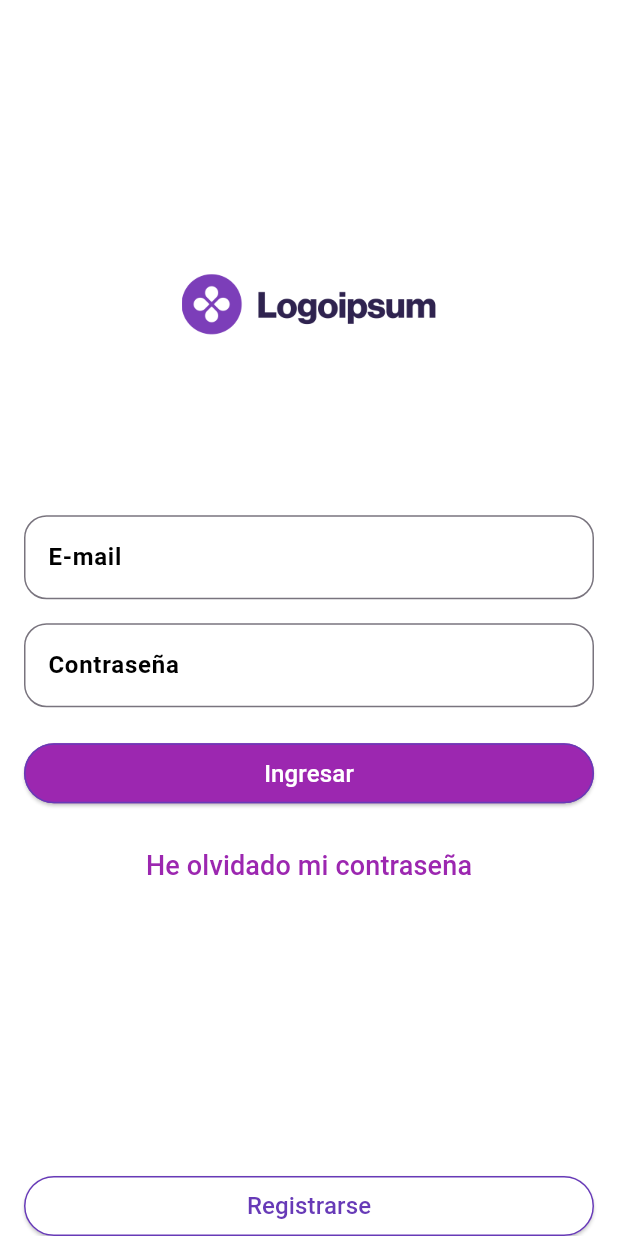
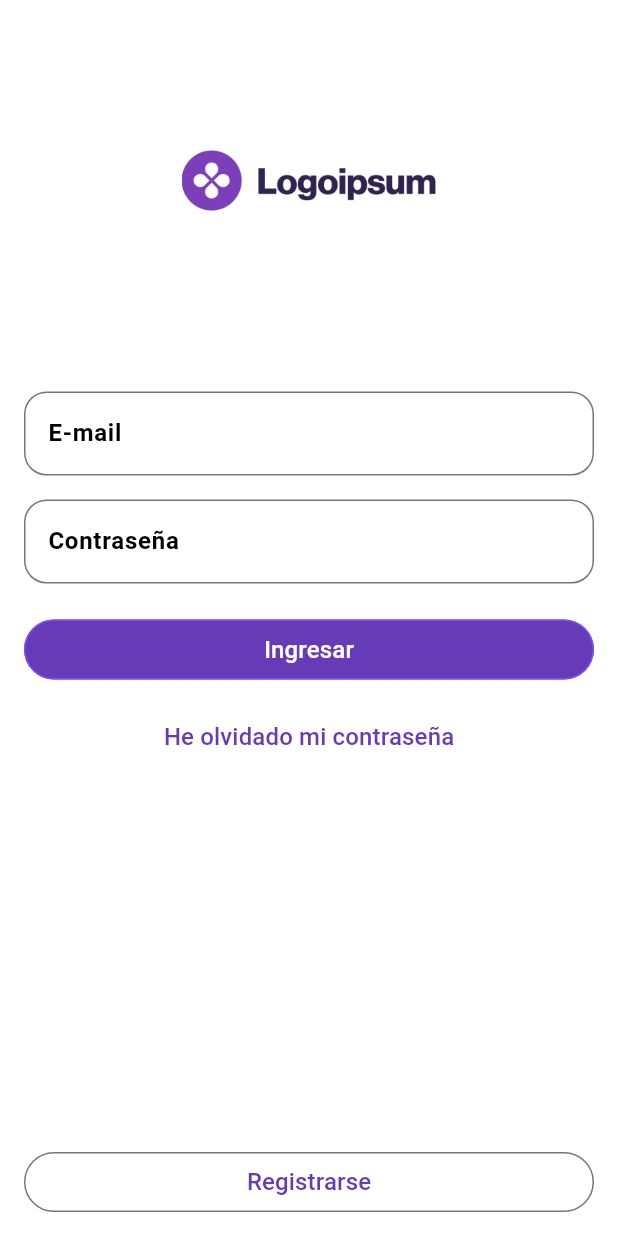
Before and after one commit to Chsebas98/eels_course, a Flutter app: the screen it shows after launch, on a phone screen of 412 x 824 dp. Run offline on Flutter 3.47's test engine with Material 3 defaults, Android fonts, the phone set to English and light mode, and no system bars.

Commit message:
feat: botones cambiados y divididos segun funcionalidad

```diff
--- a/fliutter_aps/scanner_app/lib/core/application.dart
+++ b/fliutter_aps/scanner_app/lib/core/application.dart
@@ -25,6 +25,7 @@ class MyApp extends StatelessWidget {
               ModalRoute.of(context)!.settings.arguments as DataInterface;
           return PickUpServiceScreen(dataService: data);
         },
+        '/recupera-psw': (context) => RecuperaPasswordScreen(),
       },
     );
   }
--- a/fliutter_aps/scanner_app/lib/core/utils/utils.dart
+++ b/fliutter_aps/scanner_app/lib/core/utils/utils.dart
@@ -1,2 +1,2 @@
-export 'package:scanner_app/core/utils/formValidators.dart';
+export 'package:scanner_app/core/utils/form_validators.dart';
 export './data.dart';
--- a/fliutter_aps/scanner_app/lib/presentation/screens/protected/details_screen.dart
+++ b/fliutter_aps/scanner_app/lib/presentation/screens/protected/details_screen.dart
@@ -165,12 +165,10 @@ class _DetailsStructureState extends State<_DetailsStructure> {
 
           // const SizedBox(height: 50),
           const Spacer(),
-          CustomButtonDefault(
+          PrimaryButton(
             description: 'Agendar Servicio',
             widthButton: double.infinity,
-            colorButton: Colors.deepPurple,
             heightButton: 40,
-            hasIcon: false,
             isDisabled: false,
             action: () => Navigator.pushNamed(
               context,
--- a/fliutter_aps/scanner_app/lib/presentation/screens/protected/pick_up_service_screen.dart
+++ b/fliutter_aps/scanner_app/lib/presentation/screens/protected/pick_up_service_screen.dart
@@ -145,13 +145,11 @@ class _PickUpStructureState extends State<_PickUpStructure> {
                   style: TextStyle(color: Colors.red, fontSize: 12),
                 ),
               const Spacer(),
-              CustomButtonDefault(
+              PrimaryButton(
                 description: 'Agendar Servicio',
                 widthButton: double.infinity,
                 heightButton: 40,
-                hasIcon: false,
                 isDisabled: false,
-                colorButton: Colors.deepPurple,
                 action: () {
                   if (_buyServiceFormKey.currentState!.validate() &&
                       _isChecked) {
--- a/fliutter_aps/scanner_app/lib/presentation/screens/screens.dart
+++ b/fliutter_aps/scanner_app/lib/presentation/screens/screens.dart
@@ -1,3 +1,4 @@
+export 'package:scanner_app/presentation/screens/unprotected/recupera_password_screen.dart';
 export 'package:scanner_app/presentation/screens/protected/pick_up_service_screen.dart';
 export 'package:scanner_app/presentation/screens/protected/details_screen.dart';
 export 'package:scanner_app/presentation/screens/protected/home_screen.dart';
--- a/fliutter_aps/scanner_app/lib/presentation/screens/unprotected/login_screen.dart
+++ b/fliutter_aps/scanner_app/lib/presentation/screens/unprotected/login_screen.dart
@@ -11,6 +11,18 @@ class LoginScreen extends StatelessWidget {
     return Scaffold(
       backgroundColor: Colors.white,
       body: _LoginControllerScreen(),
+      bottomNavigationBar: SafeArea(
+        child: Padding(
+          padding: const EdgeInsets.all(16.0),
+          child: ThernaryButton(
+            description: 'Registrarse',
+            widthButton: double.infinity,
+            heightButton: 40,
+            isDisabled: false,
+            action: () => Navigator.pushNamed(context, '/register'),
+          ),
+        ),
+      ),
     );
   }
 }
@@ -44,17 +56,17 @@ class _LoginStructureScreenState extends State<_LoginStructureScreen> {
   @override
   Widget build(BuildContext context) {
     return SafeArea(
+      child: SingleChildScrollView(
+        physics: AlwaysScrollableScrollPhysics(),
         child: Form(
           key: _loginFormKey,
           child: Container(
             padding: EdgeInsets.symmetric(horizontal: 16),
             width: double.infinity,
-          height: double.infinity,
-          alignment: Alignment.center,
             child: Column(
               mainAxisAlignment: MainAxisAlignment.center,
               children: [
-              const Spacer(),
+                const SizedBox(height: 100),
                 Image.asset(
                   'assets/png/iconLogo.png',
                   height: 41,
@@ -72,11 +84,7 @@ class _LoginStructureScreenState extends State<_LoginStructureScreen> {
                       mail = value;
                     });
                   },
-                onSubmitted: (value) {
-                  if (kDebugMode) {
-                    print('Submit $value');
-                  }
-                },
+
                   validator: (value) {
                     final validator = Formvalidators.isValidMail(mail);
                     return validator.isValid ? null : validator.message;
@@ -99,6 +107,9 @@ class _LoginStructureScreenState extends State<_LoginStructureScreen> {
                     if (kDebugMode) {
                       print('Saved $newValue');
                     }
+                    if (_loginFormKey.currentState!.validate()) {
+                      Navigator.pushNamed(context, '/home');
+                    }
                   },
                   validator: (value) {
                     final validator = Formvalidators.isValidPassword(psw);
@@ -106,11 +117,10 @@ class _LoginStructureScreenState extends State<_LoginStructureScreen> {
                   },
                 ),
                 SizedBox(height: 24),
-              CustomButtonDefault(
+                PrimaryButton(
                   description: 'Ingresar',
                   widthButton: double.infinity,
                   heightButton: 40,
-                hasIcon: false,
                   isDisabled: false,
                   action: () {
                     if (_loginFormKey.currentState!.validate()) {
@@ -119,25 +129,24 @@ class _LoginStructureScreenState extends State<_LoginStructureScreen> {
                   },
                 ),
                 SizedBox(height: 18),
-              TextButton(
-                onPressed: () {},
-                child: Text(
-                  'He olvidado mi contraseña',
-                  style: TextStyle(fontSize: 18, color: Colors.purple),
-                ),
-              ),
-              const Spacer(),
-              CustomButtonDefault(
-                description: 'Registrarse',
-                colorText: Colors.deepPurple,
-                colorButton: Colors.white,
+                SecondaryButton(
+                  description: 'He olvidado mi contraseña',
                   widthButton: double.infinity,
                   heightButton: 40,
-                hasIcon: false,
                   isDisabled: false,
-                action: () => Navigator.pushNamed(context, '/register'),
+                  action: () => Navigator.pushNamed(context, '/recupera-psw'),
                 ),
+
+                // const Spacer(),
+                // ThernaryButton(
+                //   description: 'Registrarse',
+                //   widthButton: double.infinity,
+                //   heightButton: 40,
+                //   isDisabled: false,
+                //   action: () => Navigator.pushNamed(context, '/register'),
+                // ),
               ],
+            ),
           ),
         ),
       ),
--- /dev/null
+++ b/fliutter_aps/scanner_app/lib/presentation/screens/unprotected/recupera_password_screen.dart
@@ -0,0 +1,15 @@
+import 'package:flutter/material.dart';
+import 'package:scanner_app/presentation/widgets/widgets.dart';
+
+class RecuperaPasswordScreen extends StatelessWidget {
+  const RecuperaPasswordScreen({super.key});
+
+  @override
+  Widget build(BuildContext context) {
+    return const Scaffold(
+      backgroundColor: Colors.white,
+      appBar: CustomAppbar(title: 'Recupera Contraseña', route: '/login'),
+      body: Center(child: Text('AQUI VA LA RECUPERACION DE CONTRASEÑA')),
+    );
+  }
+}
--- a/fliutter_aps/scanner_app/lib/presentation/screens/unprotected/register_screen.dart
+++ b/fliutter_aps/scanner_app/lib/presentation/screens/unprotected/register_screen.dart
@@ -113,11 +113,10 @@ class _RegisterStructureState extends State<_RegisterStructure> {
               },
             ),
             SizedBox(height: 24),
-            CustomButtonDefault(
+            PrimaryButton(
               description: 'Registrarse',
               widthButton: double.infinity,
               heightButton: 40,
-              hasIcon: false,
               isDisabled: false,
               action: () {
                 if (_registerFormKey.currentState!.validate()) {
--- a/fliutter_aps/scanner_app/lib/presentation/widgets/buttons/custom_button.dart
+++ b/fliutter_aps/scanner_app/lib/presentation/widgets/buttons/primary_button.dart
@@ -1,29 +1,25 @@
 import 'package:flutter/material.dart';
 
-class CustomButtonDefault extends StatelessWidget {
-  const CustomButtonDefault({
+class PrimaryButton extends StatelessWidget {
+  const PrimaryButton({
     super.key,
     this.action,
     required this.description,
-    this.colorButton = Colors.purple,
     required this.widthButton,
     required this.heightButton,
-    required this.hasIcon,
     required this.isDisabled,
+    // required this.hasIcon,
     this.icon,
-    this.colorText = Colors.white,
-    this.colorBorder = Colors.deepPurple,
   });
-
   final VoidCallback? action;
   final String description;
-  final Color colorText;
-  final Color colorButton;
-  final Color colorBorder;
+  // final Color colorText;
+  // final Color colorButton;
+  // final Color colorBorder;
   final double widthButton;
   final double heightButton;
   final bool isDisabled;
-  final bool hasIcon;
+  // final bool hasIcon;
   final Icon? icon;
 
   @override
@@ -31,15 +27,17 @@ class CustomButtonDefault extends StatelessWidget {
     return SizedBox(
       width: widthButton,
       height: heightButton,
+
       child: ElevatedButton(
         style: ButtonStyle(
+          elevation: WidgetStatePropertyAll(0),
           backgroundColor: WidgetStatePropertyAll(
-            isDisabled ? Colors.black45 : colorButton,
+            isDisabled ? Colors.black45 : Colors.deepPurple,
           ),
           shape: WidgetStatePropertyAll(
             RoundedRectangleBorder(
               borderRadius: BorderRadius.circular(50),
-              side: BorderSide(color: colorBorder),
+              side: BorderSide(color: Colors.deepPurpleAccent),
             ),
           ),
         ),
@@ -48,11 +46,11 @@ class CustomButtonDefault extends StatelessWidget {
           mainAxisAlignment: MainAxisAlignment.center,
           crossAxisAlignment: CrossAxisAlignment.center,
           children: [
-            if (hasIcon) icon!,
+            // if (hasIcon) icon!,
             Text(
               description,
               style: TextStyle(
-                color: isDisabled ? Colors.black54 : colorText,
+                color: isDisabled ? Colors.black54 : Colors.white,
                 fontSize: 16,
               ),
             ),
--- /dev/null
+++ b/fliutter_aps/scanner_app/lib/presentation/widgets/buttons/secondary_button.dart
@@ -0,0 +1,63 @@
+import 'package:flutter/material.dart';
+
+class SecondaryButton extends StatelessWidget {
+  const SecondaryButton({
+    super.key,
+    this.action,
+    required this.description,
+    required this.widthButton,
+    required this.heightButton,
+    required this.isDisabled,
+    this.icon,
+  });
+
+  final VoidCallback? action;
+  final String description;
+  // final Color colorText;
+  // final Color colorButton;
+  // final Color colorBorder;
+  final double widthButton;
+  final double heightButton;
+  final bool isDisabled;
+  // final bool hasIcon;
+  final Icon? icon;
+
+  @override
+  Widget build(BuildContext context) {
+    return SizedBox(
+      width: widthButton,
+      height: heightButton,
+
+      child: ElevatedButton(
+        style: ButtonStyle(
+          elevation: WidgetStatePropertyAll(0),
+          backgroundColor: WidgetStatePropertyAll(
+            isDisabled ? Colors.black45 : Colors.white,
+          ),
+
+          shape: WidgetStatePropertyAll(
+            RoundedRectangleBorder(
+              borderRadius: BorderRadius.circular(50),
+              side: BorderSide(color: Colors.white),
+            ),
+          ),
+        ),
+        onPressed: isDisabled ? null : action,
+        child: Row(
+          mainAxisAlignment: MainAxisAlignment.center,
+          crossAxisAlignment: CrossAxisAlignment.center,
+          children: [
+            // if (hasIcon) icon!,
+            Text(
+              description,
+              style: TextStyle(
+                color: isDisabled ? Colors.black54 : Colors.deepPurple,
+                fontSize: 16,
+              ),
+            ),
+          ],
+        ),
+      ),
+    );
+  }
+}
--- /dev/null
+++ b/fliutter_aps/scanner_app/lib/presentation/widgets/buttons/thernary_button.dart
@@ -0,0 +1,60 @@
+import 'package:flutter/material.dart';
+
+class ThernaryButton extends StatelessWidget {
+  const ThernaryButton({
+    super.key,
+    this.action,
+    required this.description,
+    required this.widthButton,
+    required this.heightButton,
+    required this.isDisabled,
+    this.icon,
+  });
+
+  final VoidCallback? action;
+  final String description;
+  // final Color colorText;
+  // final Color colorButton;
+  // final Color colorBorder;
+  final double widthButton;
+  final double heightButton;
+  final bool isDisabled;
+  // final bool hasIcon;
+  final Icon? icon;
+
+  @override
+  Widget build(BuildContext context) {
+    return SizedBox(
+      width: widthButton,
+      height: heightButton,
+
+      child: OutlinedButton(
+        style: ButtonStyle(
+          elevation: WidgetStatePropertyAll(0),
+
+          shape: WidgetStatePropertyAll(
+            RoundedRectangleBorder(
+              borderRadius: BorderRadius.circular(50),
+              side: BorderSide(color: Colors.deepPurpleAccent),
+            ),
+          ),
+        ),
+        onPressed: isDisabled ? null : action,
+        child: Row(
+          mainAxisAlignment: MainAxisAlignment.center,
+          crossAxisAlignment: CrossAxisAlignment.center,
+          children: [
+            // if (hasIcon) icon!,
+            Text(
+              description,
+              style: TextStyle(
+                color: isDisabled ? Colors.black54 : Colors.deepPurple,
+                fontSize: 16,
+              ),
+            ),
+          ],
+        ),
+      ),
+    );
+  }
+}
--- a/fliutter_aps/scanner_app/lib/presentation/widgets/widgets.dart
+++ b/fliutter_aps/scanner_app/lib/presentation/widgets/widgets.dart
@@ -1,4 +1,6 @@
+export 'package:scanner_app/presentation/widgets/buttons/primary_button.dart';
+export 'package:scanner_app/presentation/widgets/buttons/secondary_button.dart';
+export 'package:scanner_app/presentation/widgets/buttons/thernary_button.dart';
 export 'package:scanner_app/presentation/widgets/cards/custom_cards.dart';
-export 'package:scanner_app/presentation/widgets/buttons/custom_button.dart';
 export 'package:scanner_app/presentation/widgets/inputs/custom_input.dart';
 export 'package:scanner_app/presentation/widgets/appbar/custom_appbar.dart';
```
Also changed, not shown: fliutter_aps/scanner_app/lib/core/utils/form_validators.dart (renamed from fliutter_aps/scanner_app/lib/core/utils/formValidators.dart). Lines whose indentation alone changed are shown as unchanged.
